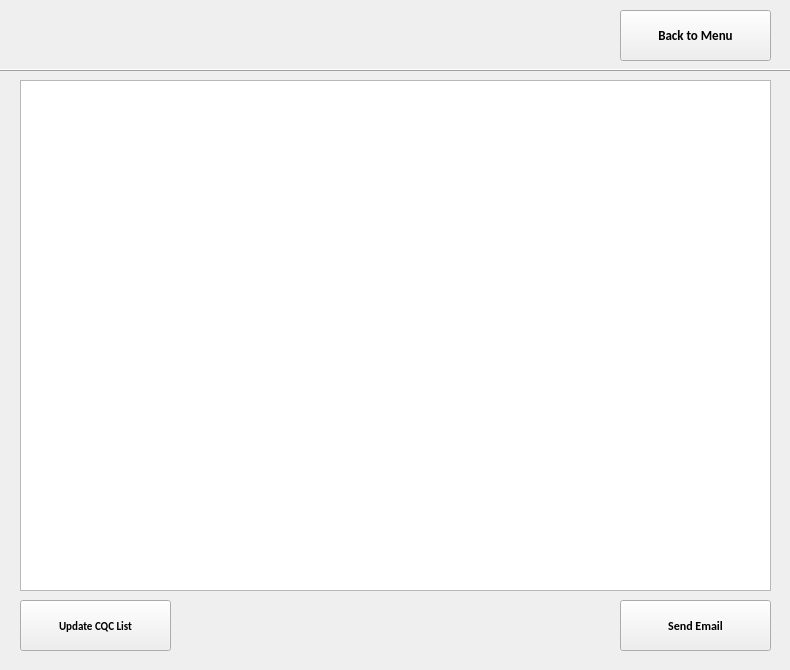
First picture: the form in shipment.ui, repository fyc0707/COTS, before the edit.
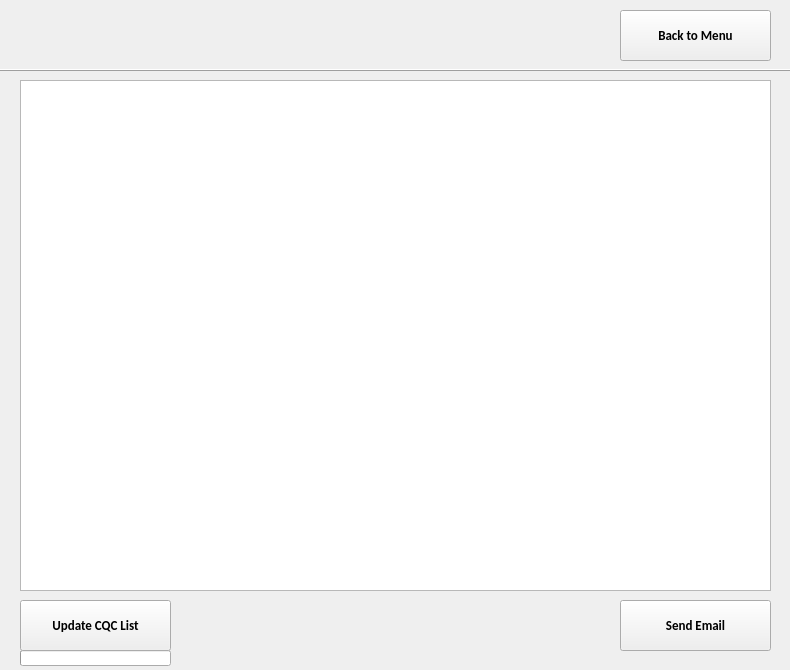
Second picture: the form after the edit. Icons and pictures are not drawn.

Patch:
```diff
--- a/shipment.ui
+++ b/shipment.ui
@@ -92,7 +92,7 @@
    <property name="font">
     <font>
      <family>Calibri</family>
-     <pointsize>8</pointsize>
+     <pointsize>10</pointsize>
      <weight>75</weight>
      <bold>true</bold>
     </font>
@@ -196,7 +196,7 @@
     <enum>QAbstractScrollArea::AdjustIgnored</enum>
    </property>
    <property name="editTriggers">
-    <set>QAbstractItemView::NoEditTriggers</set>
+    <set>QAbstractItemView::DoubleClicked</set>
    </property>
    <property name="showDropIndicator" stdset="0">
     <bool>false</bool>
@@ -211,7 +211,7 @@
     <enum>QAbstractItemView::SingleSelection</enum>
    </property>
    <property name="selectionBehavior">
-    <enum>QAbstractItemView::SelectRows</enum>
+    <enum>QAbstractItemView::SelectItems</enum>
    </property>
    <property name="sortingEnabled">
     <bool>false</bool>
@@ -241,7 +241,7 @@
    <property name="font">
     <font>
      <family>Calibri</family>
-     <pointsize>9</pointsize>
+     <pointsize>10</pointsize>
      <weight>75</weight>
      <bold>true</bold>
     </font>
@@ -296,6 +296,22 @@
     <set>Qt::AlignLeading|Qt::AlignLeft|Qt::AlignVCenter</set>
    </property>
   </widget>
+  <widget class="QProgressBar" name="progressBar">
+   <property name="geometry">
+    <rect>
+     <x>20</x>
+     <y>650</y>
+     <width>151</width>
+     <height>16</height>
+    </rect>
+   </property>
+   <property name="value">
+    <number>0</number>
+   </property>
+   <property name="textVisible">
+    <bool>false</bool>
+   </property>
+  </widget>
   <zorder>backButton</zorder>
   <zorder>getListButton</zorder>
   <zorder>line</zorder>
@@ -304,6 +320,7 @@
   <zorder>welcomeLabel</zorder>
   <zorder>cqcListLable</zorder>
   <zorder>shipperLink</zorder>
+  <zorder>progressBar</zorder>
  </widget>
  <resources>
   <include location="shipment_resource.qrc"/>
```
Left out of the diff: 17 changed lines with no effect on the pictures.
